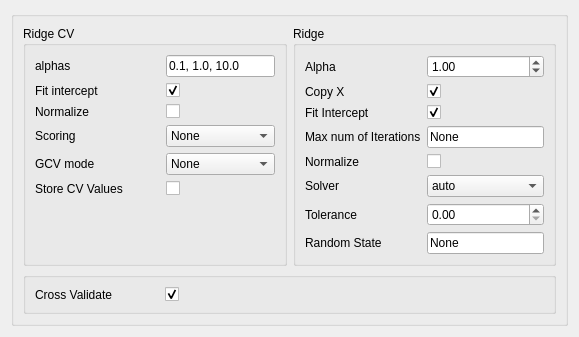
Before: the Qt Designer form ui/Ridge.ui in tthatcher95/PyHAT_Point_Spectra_GUI, drawn with Qt 5.
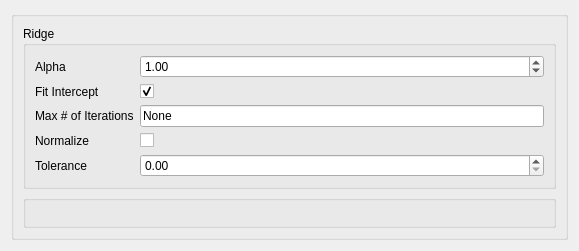
After: the same form once the commit is applied.

Patch:
```diff
--- a/ui/Ridge.ui
+++ b/ui/Ridge.ui
@@ -7,7 +7,7 @@
     <x>0</x>
     <y>0</y>
     <width>579</width>
-    <height>293</height>
+    <height>251</height>
    </rect>
   </property>
   <property name="sizePolicy">
@@ -25,155 +25,6 @@
      <layout class="QVBoxLayout" name="verticalLayout">
       <item>
        <layout class="QHBoxLayout" name="horizontalLayout">
-        <item>
-         <widget class="QGroupBox" name="Ridge_CV">
-          <property name="title">
-           <string>Ridge CV</string>
-          </property>
-          <layout class="QFormLayout" name="formLayout_6">
-           <property name="fieldGrowthPolicy">
-            <enum>QFormLayout::AllNonFixedFieldsGrow</enum>
-           </property>
-           <item row="0" column="0">
-            <widget class="QLabel" name="alphasLabel_cv">
-             <property name="text">
-              <string>alphas</string>
-             </property>
-            </widget>
-           </item>
-           <item row="0" column="1">
-            <widget class="QLineEdit" name="alphasLineEdit_cv">
-             <property name="whatsThis">
-              <string>http://scikit-learn.org/stable/modules/generated/sklearn.linear_model.Ridge.html</string>
-             </property>
-             <property name="text">
-              <string>0.1, 1.0, 10.0</string>
-             </property>
-            </widget>
-           </item>
-           <item row="1" column="0">
-            <widget class="QLabel" name="fitInterceptLabel_cv">
-             <property name="text">
-              <string>Fit intercept </string>
-             </property>
-            </widget>
-           </item>
-           <item row="1" column="1">
-            <widget class="QCheckBox" name="fitInterceptCheckBox_cv">
-             <property name="toolTip">
-              <string>Whether to calculate the intercept for this model. If set to false,
-no intercept will be used in calculations (e.g. data is expected to
-be already centered).</string>
-             </property>
-             <property name="whatsThis">
-              <string>http://scikit-learn.org/stable/modules/generated/sklearn.linear_model.Ridge.html</string>
-             </property>
-             <property name="checked">
-              <bool>true</bool>
-             </property>
-            </widget>
-           </item>
-           <item row="2" column="0">
-            <widget class="QLabel" name="normalizeLabel_cv">
-             <property name="text">
-              <string>Normalize </string>
-             </property>
-            </widget>
-           </item>
-           <item row="2" column="1">
-            <widget class="QCheckBox" name="normalizeCheckBox_cv">
-             <property name="toolTip">
-              <string>This parameter is ignored when fit_intercept is set to False. If True,
-the regressors X will be normalized before regression by subtracting
-the mean and dividing by the l2-norm. If you wish to standardize,
-please use sklearn.preprocessing.StandardScaler before calling fit on
-an estimator with normalize=False.</string>
-             </property>
-             <property name="whatsThis">
-              <string>http://scikit-learn.org/stable/modules/generated/sklearn.linear_model.Ridge.html</string>
-             </property>
-            </widget>
-           </item>
-           <item row="3" column="0">
-            <widget class="QLabel" name="scoringLabel_cv">
-             <property name="text">
-              <string>Scoring</string>
-             </property>
-            </widget>
-           </item>
-           <item row="3" column="1">
-            <widget class="QComboBox" name="scoringComboBox_cv">
-             <property name="whatsThis">
-              <string>http://scikit-learn.org/stable/modules/generated/sklearn.linear_model.Ridge.html</string>
-             </property>
-             <item>
-              <property name="text">
-               <string>None</string>
-              </property>
-             </item>
-             <item>
-              <property name="text">
-               <string>string</string>
-              </property>
-             </item>
-             <item>
-              <property name="text">
-               <string>callable</string>
-              </property>
-             </item>
-            </widget>
-           </item>
-           <item row="4" column="0">
-            <widget class="QLabel" name="gCVModeLabel_cv">
-             <property name="text">
-              <string>GCV mode</string>
-             </property>
-            </widget>
-           </item>
-           <item row="4" column="1">
-            <widget class="QComboBox" name="gCVModeComboBox_cv">
-             <property name="whatsThis">
-              <string>http://scikit-learn.org/stable/modules/generated/sklearn.linear_model.Ridge.html</string>
-             </property>
-             <item>
-              <property name="text">
-               <string>None</string>
-              </property>
-             </item>
-             <item>
-              <property name="text">
-               <string>auto</string>
-              </property>
-             </item>
-             <item>
-              <property name="text">
-               <string>svd</string>
-              </property>
-             </item>
-             <item>
-              <property name="text">
-               <string>eigen</string>
-              </property>
-             </item>
-            </widget>
-           </item>
-           <item row="5" column="0">
-            <widget class="QLabel" name="storeCVValuesLabel_cv">
-             <property name="text">
-              <string>Store CV Values           </string>
-             </property>
-            </widget>
-           </item>
-           <item row="5" column="1">
-            <widget class="QCheckBox" name="storeCVValuesCheckBox_cv">
-             <property name="whatsThis">
-              <string>http://scikit-learn.org/stable/modules/generated/sklearn.linear_model.Ridge.html</string>
-             </property>
-            </widget>
-           </item>
-          </layout>
-         </widget>
-        </item>
         <item>
          <widget class="QGroupBox" name="Ridge">
           <property name="enabled">
@@ -213,33 +64,13 @@
             </widget>
            </item>
            <item row="1" column="0">
-            <widget class="QLabel" name="copyXLabel">
-             <property name="text">
-              <string>Copy X</string>
-             </property>
-            </widget>
-           </item>
-           <item row="1" column="1">
-            <widget class="QCheckBox" name="copyXCheckBox">
-             <property name="toolTip">
-              <string>If True, X will be copied; else, it may be overwritten.</string>
-             </property>
-             <property name="whatsThis">
-              <string>http://scikit-learn.org/stable/modules/generated/sklearn.linear_model.Ridge.html</string>
-             </property>
-             <property name="checked">
-              <bool>true</bool>
-             </property>
-            </widget>
-           </item>
-           <item row="2" column="0">
             <widget class="QLabel" name="fitInterceptLabel">
              <property name="text">
               <string>Fit Intercept</string>
              </property>
             </widget>
            </item>
-           <item row="2" column="1">
+           <item row="1" column="1">
             <widget class="QCheckBox" name="fitInterceptCheckBox">
              <property name="toolTip">
               <string>Whether to calculate the intercept for this model. If set to false,
@@ -254,14 +85,14 @@
              </property>
             </widget>
            </item>
-           <item row="3" column="0">
+           <item row="2" column="0">
             <widget class="QLabel" name="maxNumOfIterationsLabel">
              <property name="text">
-              <string>Max num of Iterations</string>
+              <string>Max # of Iterations</string>
              </property>
             </widget>
            </item>
-           <item row="3" column="1">
+           <item row="2" column="1">
             <widget class="QLineEdit" name="maxNumOfIterationslineEdit">
              <property name="toolTip">
               <string>Maximum number of iterations for conjugate gradient solver. For
@@ -274,14 +105,14 @@
              </property>
             </widget>
            </item>
-           <item row="4" column="0">
+           <item row="3" column="0">
             <widget class="QLabel" name="normalizeLabel">
              <property name="text">
               <string>Normalize</string>
              </property>
             </widget>
            </item>
-           <item row="4" column="1">
+           <item row="3" column="1">
             <widget class="QCheckBox" name="normalizeCheckBox">
              <property name="toolTip">
               <string>This parameter is ignored when fit_intercept is set to False. If True,
@@ -295,21 +126,14 @@
              </property>
             </widget>
            </item>
-           <item row="5" column="0">
-            <widget class="QLabel" name="solverLabel">
-             <property name="text">
-              <string>Solver</string>
-             </property>
-            </widget>
-           </item>
-           <item row="6" column="0">
+           <item row="4" column="0">
             <widget class="QLabel" name="toleranceLabel">
              <property name="text">
               <string>Tolerance</string>
              </property>
             </widget>
            </item>
-           <item row="6" column="1">
+           <item row="4" column="1">
             <widget class="QDoubleSpinBox" name="toleranceDoubleSpinBox">
              <property name="toolTip">
               <string>Precision of the solution.</string>
@@ -319,92 +143,6 @@
              </property>
             </widget>
            </item>
-           <item row="7" column="0">
-            <widget class="QLabel" name="randomStateLabel">
-             <property name="text">
-              <string>Random State</string>
-             </property>
-            </widget>
-           </item>
-           <item row="7" column="1">
-            <widget class="QLineEdit" name="randomStateLineEdit">
-             <property name="toolTip">
-              <string>The seed of the pseudo random number generator to use when shuffling
-the data. If int, random_state is the seed used by the random number
-generator; If RandomState instance, random_state is the random number
-generator; If None, the random number generator is the RandomState
-instance used by np.random. Used when solver == 'sag'.</string>
-             </property>
-             <property name="whatsThis">
-              <string>http://scikit-learn.org/stable/modules/generated/sklearn.linear_model.Ridge.html</string>
-             </property>
-             <property name="text">
-              <string>None</string>
-             </property>
-            </widget>
-           </item>
-           <item row="5" column="1">
-            <widget class="QComboBox" name="solverComboBox">
-             <property name="toolTip">
-              <string>Solver to use in the computational routines:
-
-'auto' chooses the solver automatically based on the type of data.
-'svd' uses a Singular Value Decomposition of X to compute the Ridge
-coefficients. More stable for singular matrices than 'cholesky'.
-'cholesky' uses the standard scipy.linalg.solve function to obtain a
-closed-form solution.
-'sparse_cg' uses the conjugate gradient solver as found in
-scipy.sparse.linalg.cg. As an iterative algorithm, this solver is more
-appropriate than 'cholesky' for large-scale data (possibility to set tol
-and max_iter).
-'lsqr' uses the dedicated regularized least-squares routine
-scipy.sparse.linalg.lsqr. It is the fastest but may not be available in
-old scipy versions. It also uses an iterative procedure.
-'sag' uses a Stochastic Average Gradient descent, and 'saga' uses its
-improved, unbiased version named SAGA. Both methods also use an
-iterative procedure, and are often faster than other solvers when both
-n_samples and n_features are large. Note that 'sag' and 'saga' fast
-convergence is only guaranteed on features with approximately the same
-scale. You can preprocess the data with a scaler from
-sklearn.preprocessing.
-All last five solvers support both dense and sparse data. However, only
-'sag' and 'saga' supports sparse input when fit_intercept is True.</string>
-             </property>
-             <property name="whatsThis">
-              <string>http://scikit-learn.org/stable/modules/generated/sklearn.linear_model.Ridge.html</string>
-             </property>
-             <item>
-              <property name="text">
-               <string>auto</string>
-              </property>
-             </item>
-             <item>
-              <property name="text">
-               <string>svd</string>
-              </property>
-             </item>
-             <item>
-              <property name="text">
-               <string>cholesky</string>
-              </property>
-             </item>
-             <item>
-              <property name="text">
-               <string>lsqr</string>
-              </property>
-             </item>
-             <item>
-              <property name="text">
-               <string>sparse_cg</string>
-              </property>
-             </item>
-             <item>
-              <property name="text">
-               <string>sag</string>
-              </property>
-             </item>
-            </widget>
-           </item>
           </layout>
          </widget>
         </item>
@@ -413,26 +151,9 @@
       <item>
        <widget class="QGroupBox" name="formGroupBox_2">
         <layout class="QFormLayout" name="formLayout_5">
-         <item row="0" column="0">
-          <widget class="QLabel" name="crossValidateLabel">
-           <property name="text">
-            <string>Cross Validate              </string>
-           </property>
-          </widget>
-         </item>
-         <item row="0" column="1">
-          <widget class="QCheckBox" name="crossValidateCheckBox">
-           <property name="toolTip">
-            <string>Cross Validate</string>
-           </property>
-           <property name="whatsThis">
-            <string>http://scikit-learn.org/stable/modules/generated/sklearn.linear_model.Ridge.html</string>
-           </property>
-           <property name="checked">
-            <bool>true</bool>
-           </property>
-          </widget>
-         </item>
+         <property name="fieldGrowthPolicy">
+          <enum>QFormLayout::AllNonFixedFieldsGrow</enum>
+         </property>
         </layout>
        </widget>
       </item>
```
Left out of the diff: 35 changed lines with no effect on the pictures.
